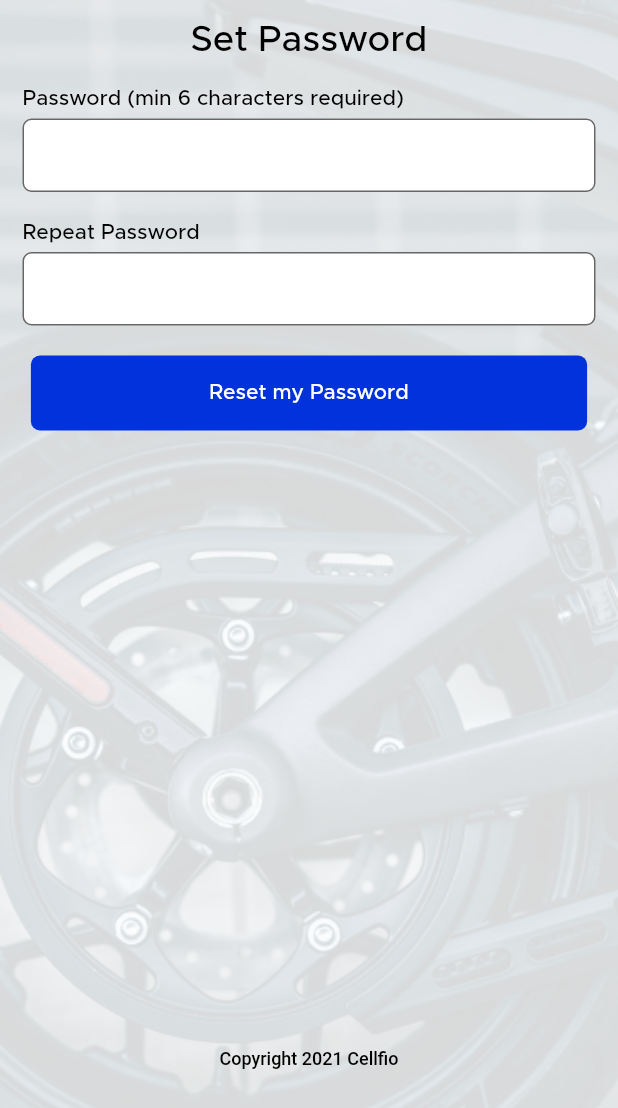
After one commit to jayaprakash8088/cellfio, a Flutter app: the SetPassword screen opened directly, on a phone screen of 412 x 824 dp. The commit adds this screen. Shown: the top 1108 px of the screen. Run offline on Flutter 3.47's test engine with Material 2 defaults, Android fonts, the phone set to English and light mode, and no system bars; our stand-ins replace fluttertoast, pin_code_fields.

Commit message:
set password implemented

```diff
--- a/lib/App/constants/string_constants.dart
+++ b/lib/App/constants/string_constants.dart
@@ -11,6 +11,7 @@ String firstName = 'First Name';
 String lastName = 'Last Name';
 String eMail = 'Email (This will be your username)';
 String password = 'Password (min 6 characters required)';
+String repeatPassword='Repeat Password';
 String agree = 'By registering, you agree to Cellfio’s';
 String terms = 'Terms of Service';
 String privacyPolicy='Privacy Policy.';
@@ -37,3 +38,4 @@ String passClick='Password?';
 String forgotPwd='Forgot Password';
 String pinSent='PIN is sent to your email';
 String resetPassword='Reset my Password';
+String setPassword='Set Password';
--- /dev/null
+++ b/lib/App/view/set_password.dart
@@ -0,0 +1,133 @@
+import 'package:cellfio/App/constants/string_constants.dart';
+import 'package:cellfio/App/helpers/app_bar.dart';
+import 'package:cellfio/App/helpers/widgets.dart';
+import 'package:cellfio/App/utils/app_color.dart';
+import 'package:cellfio/App/utils/app_config.dart';
+import 'package:cellfio/App/utils/font_size.dart';
+import 'package:cellfio/App/viewModel/login_notifier.dart';
+import 'package:flutter/material.dart';
+import 'package:provider/provider.dart';
+
+class SetPassword extends StatefulWidget {
+  SetPassword() : super();
+
+  @override
+  _SetPasswordState createState() {
+    return _SetPasswordState();
+  }
+}
+
+class _SetPasswordState extends State<SetPassword> {
+  @override
+  void initState() {
+    super.initState();
+  }
+
+  @override
+  void dispose() {
+    super.dispose();
+  }
+
+  @override
+  Widget build(BuildContext context) {
+    LoginNotifier loginNotifier = Provider.of<LoginNotifier>(context);
+    return Stack(
+      children: [
+        lightBGImage(context),
+        Scaffold(
+          backgroundColor: transparent,
+          body: SingleChildScrollView(
+              scrollDirection: Axis.vertical,
+              physics: const ScrollPhysics(),
+              child: setPasswordUI(loginNotifier)),
+        )
+      ],
+    );
+  }
+
+  setPasswordUI(LoginNotifier loginNotifier) {
+   return Padding(
+     padding:  EdgeInsets.all(FontSize.size15),
+     child: Column(
+       children: [
+         cellfioAppBar(setPassword, context, false),
+         SizedBox(height: FontSize.size20,),
+         textFields(1, loginNotifier),
+         textFields(2, loginNotifier),
+         resetBtn(loginNotifier),
+         Padding(
+           padding:  EdgeInsets.only(top:MediaQuery.of(context).size.height*0.5),
+           child: copyRight(black, context, FontWeight.w500),
+         )
+       ],
+     ),
+   );
+  }
+  Widget textFields(num i, LoginNotifier loginNotifier) {
+    return Column(
+      crossAxisAlignment: CrossAxisAlignment.start,
+      children: [
+        Text(
+          i == 1?password:repeatPassword,
+          style: TextStyle(
+              color: black,
+              decoration: TextDecoration.none,
+              fontFamily: AppConfig.metropolis,
+              fontWeight: FontWeight.w500,
+              fontStyle: FontStyle.normal,
+              fontSize: FontSize.size14),
+        ),
+        Padding(
+          padding:
+          EdgeInsets.only(top: FontSize.size6, bottom: FontSize.size20),
+          child: TextFormField(
+              obscureText: i == 4 ? true : false,
+              controller: i == 1
+                  ? loginNotifier.firstName
+                  : i == 2
+                  ? loginNotifier.lastName
+                  : i == 3
+                  ? loginNotifier.email
+                  : loginNotifier.password,
+              decoration: const InputDecoration(
+                fillColor: white,
+                border: OutlineInputBorder(
+                  borderRadius: BorderRadius.all(Radius.circular(6.0)),
+                ),
+                filled: true,
+                counterText: '',
+                contentPadding: EdgeInsets.only(
+                    top: 20.0, bottom: 10.0, left: 10.0, right: 10.0),
+                // add padding to adjust text
+                isDense: true,
+              )),
+        )
+      ],
+    );
+  }
+  resetBtn(LoginNotifier loginNotifier) {
+    return GestureDetector(
+      onTap: () {
+      },
+      child: Container(
+        width: MediaQuery.of(context).size.width * 0.9,
+        height: FontSize.size50,
+        decoration: BoxDecoration(
+            color: blue,
+            borderRadius: BorderRadius.all(Radius.circular(FontSize.size6))),
+        child: Center(
+          child: Text(
+            resetPassword,
+            style: TextStyle(
+                color: white,
+                decoration: TextDecoration.none,
+                fontFamily: AppConfig.metropolis,
+                fontWeight: FontWeight.w500,
+                fontStyle: FontStyle.normal,
+                fontSize: FontSize.size14),
+          ),
+        ),
+      ),
+    );
+  }
+}
--- a/lib/App/view/verification_screen.dart
+++ b/lib/App/view/verification_screen.dart
@@ -4,6 +4,7 @@ import 'package:cellfio/App/helpers/widgets.dart';
 import 'package:cellfio/App/utils/app_color.dart';
 import 'package:cellfio/App/utils/app_config.dart';
 import 'package:cellfio/App/utils/font_size.dart';
+import 'package:cellfio/App/view/set_password.dart';
 import 'package:cellfio/App/viewModel/login_notifier.dart';
 import 'package:flutter/material.dart';
 import 'package:pin_code_fields/pin_code_fields.dart';
@@ -127,7 +128,8 @@ class _VerificationScreenState extends State<VerificationScreen> {
   validatePinUI() {
     return GestureDetector(
       onTap: () {
-        // loginNotifier.proceedRegister(context);
+        dynamic route=widget.forReset?MaterialPageRoute(builder: (context)=>SetPassword()):null;
+        Navigator.push(context, route);
       },
       child: Padding(
         padding: EdgeInsets.only(
```
